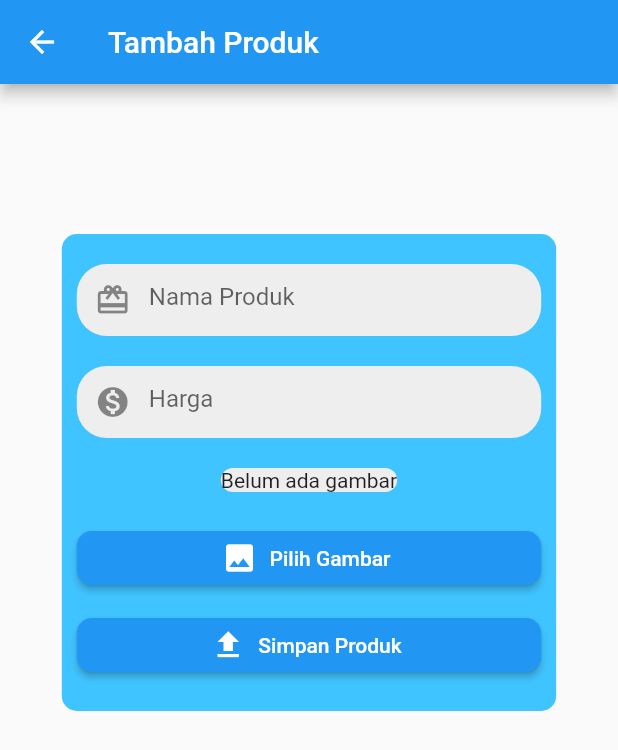
After one commit to adhimaswisnuyudo/fluttertraining, a Flutter app: the AddProduct screen opened directly, on a phone screen of 412 x 824 dp. The commit adds this screen. Shown: the top 750 px of the screen. Run offline on Flutter 3.47's test engine with Material 2 defaults, Android fonts, the phone set to English and light mode, and no system bars; our stand-ins replace cached_network_image, device_info, flutter_spinkit, fluttertoast, image_picker, package_info and 3 more; missing offline and left inert: trust_fall; accounts and stored records are empty.

Commit message:
Last day

```diff
--- /dev/null
+++ b/lib/helpers/constanta.dart
@@ -0,0 +1,6 @@
+const String APIURL = 'http://192.168.95.31/server/index.php/api/';
+const String TOKENHEADER = '123';
+const String LOGINURL = APIURL+'login';
+const String GETALLPRODUCTS = APIURL+'getallproducts';
+const String DELETEPRODUCT = APIURL+'deleteproduct';
+const String ADDPRODUCT = APIURL+'addproduct';
--- /dev/null
+++ b/lib/pages/addproduct.dart
@@ -0,0 +1,246 @@
+import 'dart:async';
+import 'dart:convert';
+import 'dart:io';
+
+import 'package:flutter/material.dart';
+import 'package:flutter/services.dart';
+import 'package:flutter_spinkit/flutter_spinkit.dart';
+import 'package:fluttertoast/fluttertoast.dart';
+import 'package:image_picker/image_picker.dart';
+import 'package:training/helpers/constanta.dart' as myconst;
+import 'package:http/http.dart' as http;
+import 'package:training/pages/products.dart';
+
+class AddProduct extends StatefulWidget{
+
+  _AddProductState createState()=>_AddProductState();
+
+}
+
+class _AddProductState extends State<AddProduct>{
+  bool isLoading = false;
+  TextEditingController productnameCtrl = new TextEditingController();
+  TextEditingController productpriceCtrl = new TextEditingController();
+  final picker = ImagePicker();
+  late File productImage;
+  late bool isImageReady = false;
+
+  void showPicker(context){
+    showModalBottomSheet(
+      context: context,
+      builder: (BuildContext){
+        return Container(
+          child: Wrap(
+            children: [
+              ListTile(
+                leading: Icon(Icons.photo_library,color: Colors.grey),
+                title: Text("Pilih dari gallery"),
+                onTap: (){
+                  showGallery();
+                },
+              ),
+              ListTile(
+                leading: Icon(Icons.photo_camera,color:Colors.grey),
+                title: Text("Pilih dari kamera"),
+                onTap: (){
+                  showCamera();
+                },
+              )
+            ],
+          ),
+        );
+      }
+    );
+  }
+
+  void showCamera() async{
+    var image = await picker.pickImage(
+      source: ImageSource.camera,
+      preferredCameraDevice: CameraDevice.rear
+    );
+    if(image != null){
+      setState(() {
+        productImage = File(image.path);
+        isImageReady = true;
+      });
+    }
+  }
+
+  void showGallery() async{
+    var image = await picker.pickImage(
+        source: ImageSource.gallery,
+        imageQuality: 50,
+    );
+    if(image != null){
+      setState(() {
+        productImage = File(image.path);
+        isImageReady = true;
+      });
+    }
+  }
+
+  Future<void> uploadProduct() async{
+    final Map<String,String> headers = {
+      'token':myconst.TOKENHEADER,
+      'Content-Type':'multipart/form-data'
+    };
+    try{
+      setState(() {
+        isLoading = true;
+      });
+      var request = http.MultipartRequest("POST",Uri.parse(myconst.ADDPRODUCT));
+      var fileToUpload = await http.MultipartFile.fromPath("productimage",productImage.path);
+      request.files.add(fileToUpload);
+      request.headers.addAll(headers);
+      request.fields['productname'] = productnameCtrl.text.toString();
+      request.fields['productprice'] = productpriceCtrl.text.toString();
+      await request.send().then((response) async{
+        response.stream.transform(utf8.decoder).listen((value){
+          var data = jsonDecode(value);
+          setState(() {
+            isLoading=false;
+            if(data['status'].toString() == "success"){
+              Fluttertoast.showToast(msg: data['message'].toString());
+              Timer(Duration(seconds: 2),()=>
+                  Navigator.push(context,MaterialPageRoute(builder: (context)=>Products()))
+              );
+            }
+            else{
+              Fluttertoast.showToast(msg: data['message'].toString());
+            }
+          });
+        });
+      });
+    }
+    on HttpException{
+      print("MAAF, HTTP ERROR");
+    }
+    on SocketException{
+      print("MAAF, SOCKET ERROR");
+    }
+    on FormatException{
+      print("MAAF, FORMAT ERROR");
+    }
+  }
+
+  Widget build(BuildContext context){
+    double deviceWidth = MediaQuery.of(context).size.width;
+    double deviceHeight = MediaQuery.of(context).size.height;
+    return Scaffold(
+      appBar: AppBar(
+        backgroundColor: Colors.blue,
+        title: Text("Tambah Produk",style: TextStyle(color:Colors.white)),
+      ),
+        body: isLoading?Center(child: SpinKitCircle(color:Colors.white)):ListView(
+            children: <Widget>[
+              SizedBox(height: 100),
+              Center(
+                child: Column(
+                  children: [
+                    Container(
+                      width: (deviceWidth * 0.8),
+                      padding: EdgeInsets.only(
+                          top:20,bottom: 20,right: 10,left: 10
+                      ),
+                      decoration: BoxDecoration(
+                          color: Colors.lightBlueAccent,
+                          borderRadius: BorderRadius.circular(10),
+                          boxShadow: [
+                            BoxShadow(
+                                color: Colors.white,
+                                blurRadius: 3),
+                          ]
+                      ),
+                      child: Column(
+                        children: <Widget>[
+                          Container(
+                            decoration: BoxDecoration(
+                                color:Colors.grey[200],
+                                borderRadius: BorderRadius.circular(20)
+                            ),
+                            child: TextField(
+                              controller: productnameCtrl,
+                              decoration: InputDecoration(
+                                hintText: "Nama Produk",
+                                prefixIcon: Icon(Icons.card_giftcard),
+                                border: InputBorder.none,
+                              ),
+                            ),
+                          ),
+                          SizedBox(height: 20),
+                          Container(
+                              decoration: BoxDecoration(
+                                  color:Colors.grey[200],
+                                  borderRadius: BorderRadius.circular(20)
+                              ),
+                              child: TextField(
+                                controller: productpriceCtrl,
+                                decoration: InputDecoration(
+                                    hintText: "Harga",
+                                    prefixIcon: Icon(Icons.monetization_on),
+                                    border: InputBorder.none,
+                                ),
+                                keyboardType: TextInputType.number,
+                                inputFormatters: [
+                                  FilteringTextInputFormatter.digitsOnly
+                                ],
+                              )
+                          ),
+                          SizedBox(height: 20),
+
+                          Container(
+                              decoration: BoxDecoration(
+                                  color:Colors.grey[200],
+                                  borderRadius: BorderRadius.circular(20)
+                              ),
+                              child: isImageReady?Image.file(productImage):Container(
+                                  child:
+                                  Text("Belum ada gambar")
+                              )
+                          ),
+                          SizedBox(height: 20),
+
+                          Container(
+                            width: (deviceWidth * 0.8),
+                            child:
+                            ElevatedButton.icon(
+                              icon:Icon(Icons.image),
+                              label: Text("Pilih Gambar"),
+                              style: ElevatedButton.styleFrom(
+                                  shape: RoundedRectangleBorder(
+                                      borderRadius: BorderRadius.circular((10))
+                                  )
+                              ),
+                              onPressed: (){
+                                showPicker(context);
+                              },
+                            ),
+                          ),
+                          SizedBox(height: 10),
+                          Container(
+                            width: (deviceWidth * 0.8),
+                            child:
+                              ElevatedButton.icon(
+                                icon:Icon(Icons.upload),
+                                label: Text("Simpan Produk"),
+                                style: ElevatedButton.styleFrom(
+                                    shape: RoundedRectangleBorder(
+                                        borderRadius: BorderRadius.circular((10))
+                                    )
+                                ),
+                                onPressed: (){
+                                  uploadProduct();
+                                },
+                              ),
+                          ),
+                        ],
+                      ),
+                    )
+                  ],
+                ),
+              )
+            ],
+          ),
+    );
+  }
+}
```
Also changed, not shown: lib/pages/about.dart (added, +121 -0 lines), lib/pages/drawer.dart (+70 -5 lines), lib/pages/login.dart (+64 -3 lines), lib/pages/products.dart (added, +196 -0 lines), lib/pages/splashscreen.dart (+16 -1 lines), pubspec.yaml (+10 -1 lines), pubspec.lock, 1 other file.
